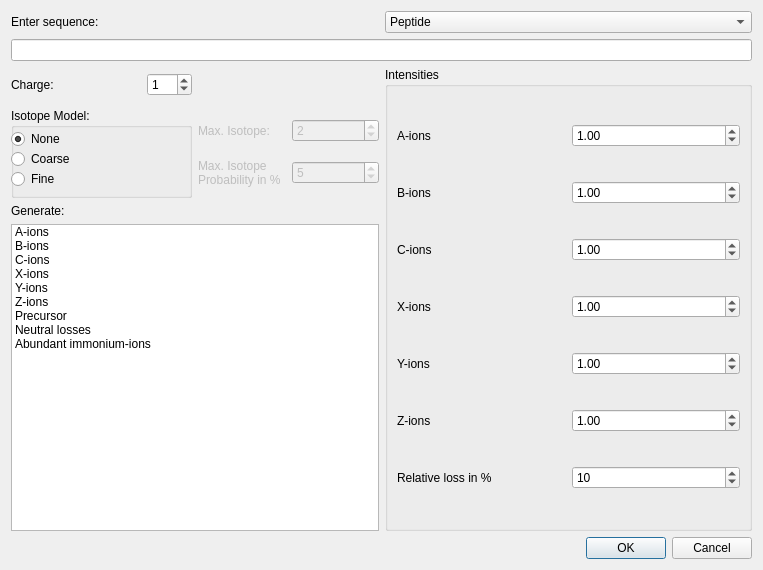
This is src/openms_gui/source/VISUAL/DIALOGS/TheoreticalSpectrumGenerationDialog.ui in OpenMS/OpenMS-TOPP-GUI as Qt 5 draws it before an edit. The edited form follows.
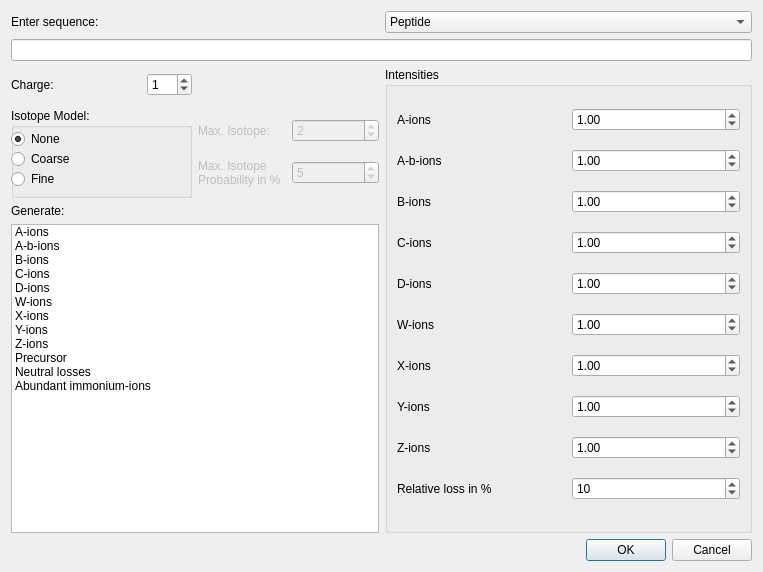
This is the edited form.

Commit message: RNA spectrum generation interface with working backend, checkbox datastructures to cpp, return const ref

What changed in the file:
```diff
--- a/src/openms_gui/source/VISUAL/DIALOGS/TheoreticalSpectrumGenerationDialog.ui
+++ b/src/openms_gui/source/VISUAL/DIALOGS/TheoreticalSpectrumGenerationDialog.ui
@@ -7,7 +7,7 @@
     <x>0</x>
     <y>0</y>
     <width>763</width>
-    <height>570</height>
+    <height>572</height>
    </rect>
   </property>
   <property name="windowTitle">
@@ -290,6 +290,11 @@
              <string>A-ions</string>
             </property>
            </item>
+           <item>
+            <property name="text">
+             <string>A-b-ions</string>
+            </property>
+           </item>
            <item>
             <property name="text">
              <string>B-ions</string>
@@ -300,6 +305,16 @@
              <string>C-ions</string>
             </property>
            </item>
+           <item>
+            <property name="text">
+             <string>D-ions</string>
+            </property>
+           </item>
+           <item>
+            <property name="text">
+             <string>W-ions</string>
+            </property>
+           </item>
            <item>
             <property name="text">
              <string>X-ions</string>
@@ -360,6 +375,24 @@
           </item>
          </layout>
         </item>
+        <item>
+         <layout class="QHBoxLayout" name="horizontalLayout_2">
+          <item>
+           <widget class="QLabel" name="a_b_label">
+            <property name="text">
+             <string>A-b-ions</string>
+            </property>
+           </widget>
+          </item>
+          <item>
+           <widget class="QDoubleSpinBox" name="a_b_intensity">
+            <property name="value">
+             <double>1.000000000000000</double>
+            </property>
+           </widget>
+          </item>
+         </layout>
+        </item>
         <item>
          <layout class="QHBoxLayout" name="horizontalLayout_4">
           <item>
@@ -396,6 +429,42 @@
           </item>
          </layout>
         </item>
+        <item>
+         <layout class="QHBoxLayout" name="horizontalLayout_10">
+          <item>
+           <widget class="QLabel" name="d_label">
+            <property name="text">
+             <string>D-ions</string>
+            </property>
+           </widget>
+          </item>
+          <item>
+           <widget class="QDoubleSpinBox" name="d_intensity">
+            <property name="value">
+             <double>1.000000000000000</double>
+            </property>
+           </widget>
+          </item>
+         </layout>
+        </item>
+        <item>
+         <layout class="QHBoxLayout" name="horizontalLayout_13">
+          <item>
+           <widget class="QLabel" name="w_label">
+            <property name="text">
+             <string>W-ions</string>
+            </property>
+           </widget>
+          </item>
+          <item>
+           <widget class="QDoubleSpinBox" name="w_intensity">
+            <property name="value">
+             <double>1.000000000000000</double>
+            </property>
+           </widget>
+          </item>
+         </layout>
+        </item>
         <item>
          <layout class="QHBoxLayout" name="horizontalLayout_6">
           <item>
```
Left out of the diff: 10 changed lines with no effect on the pictures. The commit also changes 2 other files.
